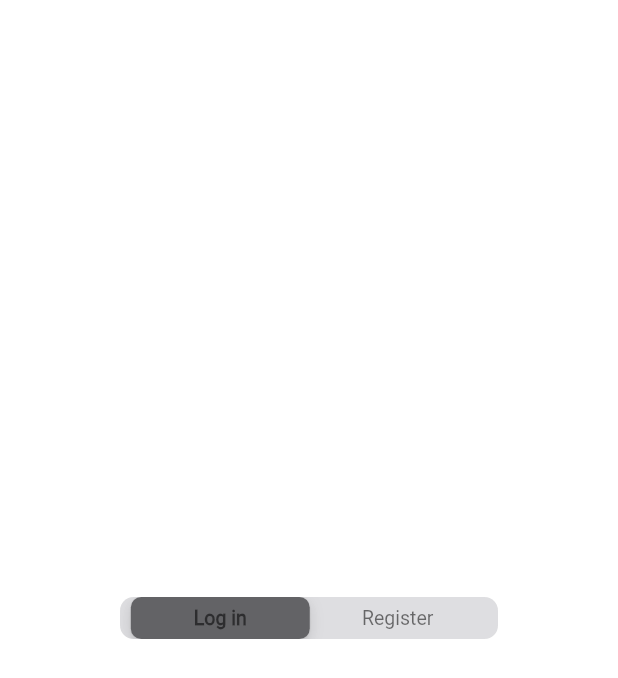
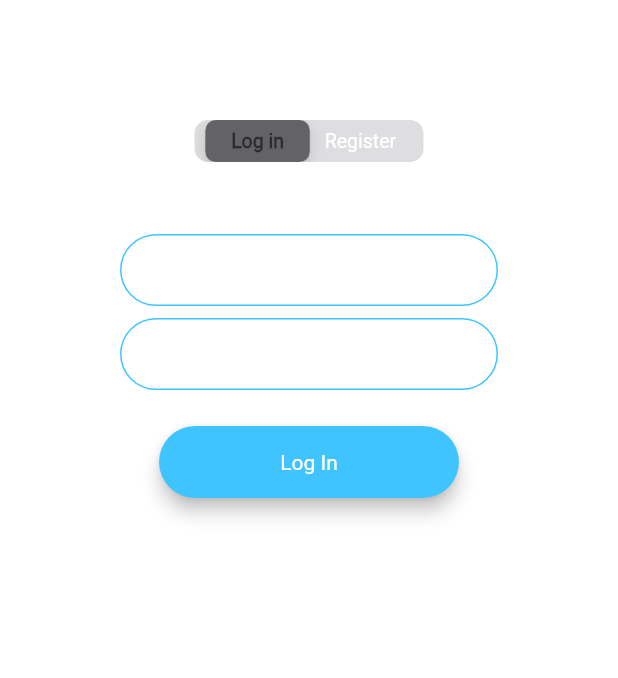
Before and after one commit to datttran/bjork, a Flutter app: the LoginScreen screen opened by its route, on a phone screen of 412 x 824 dp. Shown: the top 678 px of the screen. Run offline on Flutter 3.47's test engine with Material 2 defaults, Android fonts, the phone set to English and light mode, and no system bars.

Commit message:
add screenshot

```diff
--- a/lib/screens/login_screen.dart
+++ b/lib/screens/login_screen.dart
@@ -17,13 +17,20 @@ class _LoginScreenState extends State<LoginScreen> {
     super.initState();
     SystemChrome.setEnabledSystemUIOverlays([]);
   }
+  void _onButtonPress(value) {
+    _pageController.animateToPage(value,
+        duration: Duration(milliseconds: 500), curve: Curves.decelerate);
+  }
+
+
   int shareValue = 0;
+  PageController _pageController;
   @override
   Widget build(BuildContext context) {
     return Padding(
       padding: const EdgeInsets.all(50.0),
       child: Container(
-        height: verticalPixel*60,
+        height: verticalPixel*55,
         child: Material(
           color: Colors.transparent,
           child: ClipRRect(
@@ -35,16 +42,132 @@ class _LoginScreenState extends State<LoginScreen> {
                 width: horizontalPixel*70,
                 child: Padding(
                   padding: const EdgeInsets.all(30),
-                  child: CupertinoSlidingSegmentedControl(
+                  child: Column(
+                    children: <Widget>[
+                      CupertinoSlidingSegmentedControl(
                         padding: EdgeInsets.symmetric(horizontal: verticalPixel),
                         onValueChanged: (int val){
+                          shareValue = val;
+
+
                           setState(() {
-                        shareValue = val;
+
+                            if(val == 0){
+
+                              userPages = setColor(Colors.black, Colors.white);
+
+
+                            }
+                            else{
+
+                              userPages = setColor(Colors.white, Colors.black);
+
+
+                            }
+
+
                           });
 
                         },
                         children: userPages,
                         groupValue: shareValue ,
+                      ),
+                      Expanded(
+                        child: PageView(
+
+                          controller: _pageController,
+                          children: [
+                            ConstrainedBox(
+                              constraints: BoxConstraints.expand(),
+                              child: Column(
+                                mainAxisAlignment: MainAxisAlignment.start,
+
+                                children: <Widget>[
+
+                                  SizedBox(
+                                    height: 48.0,
+                                  ),
+                                  TextField(
+                                    onChanged: (value) {
+                                      //Do something with the user input.
+                                    },
+                                    decoration: InputDecoration(
+                                      hintText: 'Enter your email',
+                                      contentPadding:
+                                      EdgeInsets.symmetric(vertical: 10.0, horizontal: 20.0),
+                                      border: OutlineInputBorder(
+                                        borderRadius: BorderRadius.all(Radius.circular(32.0)),
+                                      ),
+                                      enabledBorder: OutlineInputBorder(
+                                        borderSide:
+                                        BorderSide(color: Colors.lightBlueAccent, width: 1.0),
+                                        borderRadius: BorderRadius.all(Radius.circular(32.0)),
+                                      ),
+                                      focusedBorder: OutlineInputBorder(
+                                        borderSide:
+                                        BorderSide(color: Colors.lightBlueAccent, width: 2.0),
+                                        borderRadius: BorderRadius.all(Radius.circular(32.0)),
+                                      ),
+                                    ),
+                                  ),
+                                  SizedBox(
+                                    height: 8.0,
+                                  ),
+                                  TextField(
+                                    onChanged: (value) {
+                                      //Do something with the user input.
+                                    },
+                                    decoration: InputDecoration(
+                                      hintText: 'Enter your password.',
+                                      contentPadding:
+                                      EdgeInsets.symmetric(vertical: 10.0, horizontal: 20.0),
+                                      border: OutlineInputBorder(
+                                        borderRadius: BorderRadius.all(Radius.circular(32.0)),
+                                      ),
+                                      enabledBorder: OutlineInputBorder(
+                                        borderSide:
+                                        BorderSide(color: Colors.lightBlueAccent, width: 1.0),
+                                        borderRadius: BorderRadius.all(Radius.circular(32.0)),
+                                      ),
+                                      focusedBorder: OutlineInputBorder(
+                                        borderSide:
+                                        BorderSide(color: Colors.lightBlueAccent, width: 2.0),
+                                        borderRadius: BorderRadius.all(Radius.circular(32.0)),
+                                      ),
+                                    ),
+                                  ),
+                                  SizedBox(
+                                    height: 24.0,
+                                  ),
+                                  Padding(
+                                    padding: EdgeInsets.symmetric(vertical: 0.0),
+                                    child: Material(
+                                      color: Colors.lightBlueAccent,
+                                      borderRadius: BorderRadius.all(Radius.circular(30.0)),
+                                      elevation: 5.0,
+                                      child: MaterialButton(
+                                        onPressed: () {
+                                          //Implement login functionality.
+                                        },
+                                        minWidth: 200.0,
+                                        height: 42.0,
+                                        child: Text(
+                                          'Log In',
+                                        ),
+                                      ),
+                                    ),
+                                  ),
+                                ],
+                              ),
+                            ),
+                            ConstrainedBox(
+                              constraints: BoxConstraints.expand(),
+                                child: Text('Hi'))
+                          ],
+                        ),
+                      )
+                      //loginBoxes[shareValue],
+                    ],
                   )
                 ),
               ),
@@ -56,91 +179,13 @@ class _LoginScreenState extends State<LoginScreen> {
   }
 }
 
+Map userPages = setColor(left,right);
+setColor(left  , right){
+  return  {
+    0: Text('Log in', style: TextStyle(color: left),),
+    1: Text('Register', style: TextStyle(color: right), )
+  };
+}
 
-
-final Map<int, Widget> userPages = {
-  0: Text('Log in'),
-  1: Text('Register')
-};
-
-
-//Column(
-//    mainAxisAlignment: MainAxisAlignment.center,
-//    crossAxisAlignment: CrossAxisAlignment.stretch,
-//    children: <Widget>[
-//
-//      SizedBox(
-//        height: 48.0,
-//      ),
-//      TextField(
-//        onChanged: (value) {
-//          //Do something with the user input.
-//        },
-//        decoration: InputDecoration(
-//          hintText: 'Enter your email',
-//          contentPadding:
-//          EdgeInsets.symmetric(vertical: 10.0, horizontal: 20.0),
-//          border: OutlineInputBorder(
-//            borderRadius: BorderRadius.all(Radius.circular(32.0)),
-//          ),
-//          enabledBorder: OutlineInputBorder(
-//            borderSide:
-//            BorderSide(color: Colors.lightBlueAccent, width: 1.0),
-//            borderRadius: BorderRadius.all(Radius.circular(32.0)),
-//          ),
-//          focusedBorder: OutlineInputBorder(
-//            borderSide:
-//            BorderSide(color: Colors.lightBlueAccent, width: 2.0),
-//            borderRadius: BorderRadius.all(Radius.circular(32.0)),
-//          ),
-//        ),
-//      ),
-//      SizedBox(
-//        height: 8.0,
-//      ),
-//      TextField(
-//        onChanged: (value) {
-//          //Do something with the user input.
-//        },
-//        decoration: InputDecoration(
-//          hintText: 'Enter your password.',
-//          contentPadding:
-//          EdgeInsets.symmetric(vertical: 10.0, horizontal: 20.0),
-//          border: OutlineInputBorder(
-//            borderRadius: BorderRadius.all(Radius.circular(32.0)),
-//          ),
-//          enabledBorder: OutlineInputBorder(
-//            borderSide:
-//            BorderSide(color: Colors.lightBlueAccent, width: 1.0),
-//            borderRadius: BorderRadius.all(Radius.circular(32.0)),
-//          ),
-//          focusedBorder: OutlineInputBorder(
-//            borderSide:
-//            BorderSide(color: Colors.lightBlueAccent, width: 2.0),
-//            borderRadius: BorderRadius.all(Radius.circular(32.0)),
-//          ),
-//        ),
-//      ),
-//      SizedBox(
-//        height: 24.0,
-//      ),
-//      Padding(
-//        padding: EdgeInsets.symmetric(vertical: 16.0),
-//        child: Material(
-//          color: Colors.lightBlueAccent,
-//          borderRadius: BorderRadius.all(Radius.circular(30.0)),
-//          elevation: 5.0,
-//          child: MaterialButton(
-//            onPressed: () {
-//              //Implement login functionality.
-//            },
-//            minWidth: 200.0,
-//            height: 42.0,
-//            child: Text(
-//              'Log In',
-//            ),
-//          ),
-//        ),
-//      ),
-//    ],
-//  ),
+Color left ;
+Color right =  Colors.white;
```
Also changed, not shown: images/image2.png (added), 1 other file. Lines whose indentation alone changed are shown as unchanged.
